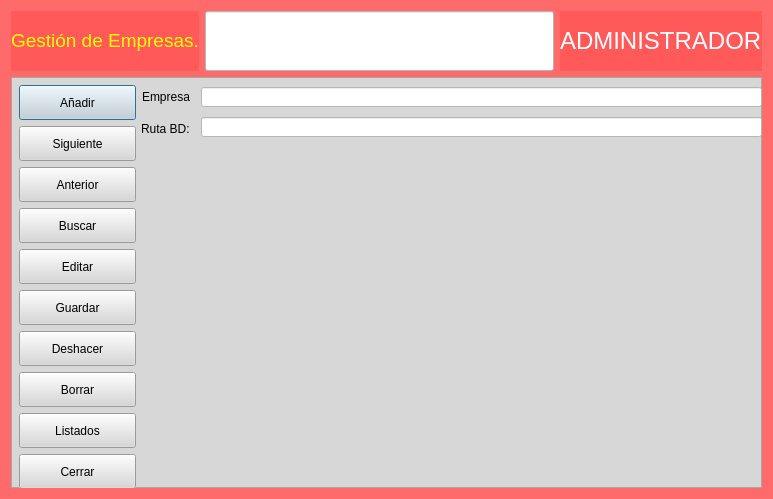
First picture: the form in frmempresas.ui, repository arcnexus/RedFoX, before the edit.
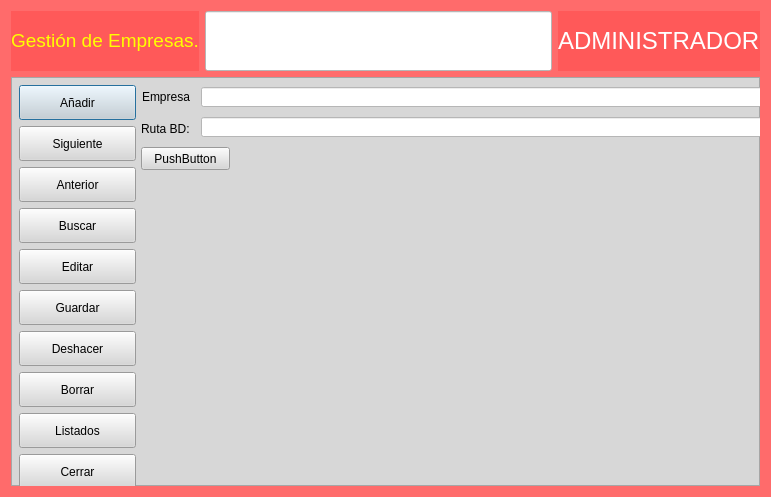
Second picture: the form after the edit. Icons and pictures are not drawn.

Commit message: Ficha empresa provisional para poder cargar empresa Julian

Diff of the .ui file:
```diff
--- a/frmempresas.ui
+++ b/frmempresas.ui
@@ -6,8 +6,8 @@
    <rect>
     <x>0</x>
     <y>0</y>
-    <width>773</width>
-    <height>499</height>
+    <width>771</width>
+    <height>497</height>
    </rect>
   </property>
   <property name="windowTitle">
@@ -116,13 +116,13 @@
        <string>Ruta BD:</string>
       </property>
      </widget>
-     <widget class="QWidget" name="">
+     <widget class="QWidget" name="layoutWidget">
       <property name="geometry">
        <rect>
         <x>8</x>
         <y>8</y>
         <width>117</width>
-        <height>405</height>
+        <height>406</height>
        </rect>
       </property>
       <layout class="QGridLayout" name="gridLayout">
@@ -352,6 +352,19 @@
        </item>
       </layout>
      </widget>
+     <widget class="QPushButton" name="pushButton">
+      <property name="geometry">
+       <rect>
+        <x>130</x>
+        <y>70</y>
+        <width>89</width>
+        <height>23</height>
+       </rect>
+      </property>
+      <property name="text">
+       <string>PushButton</string>
+      </property>
+     </widget>
     </widget>
    </item>
   </layout>
```
The commit also changes 2 other files.
